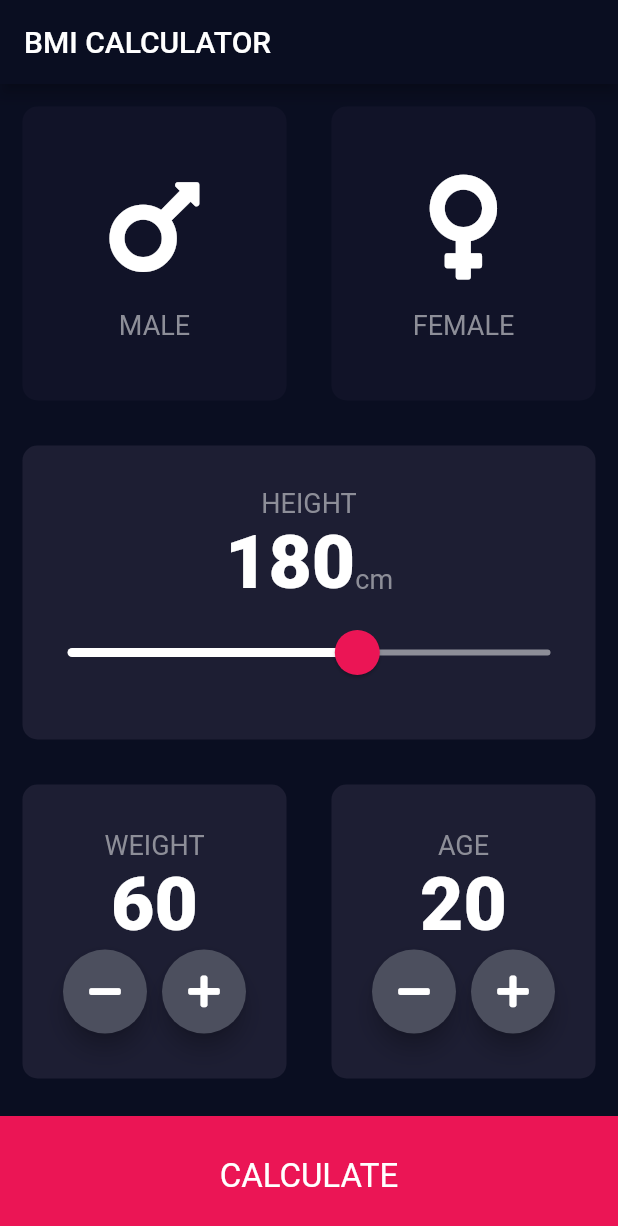
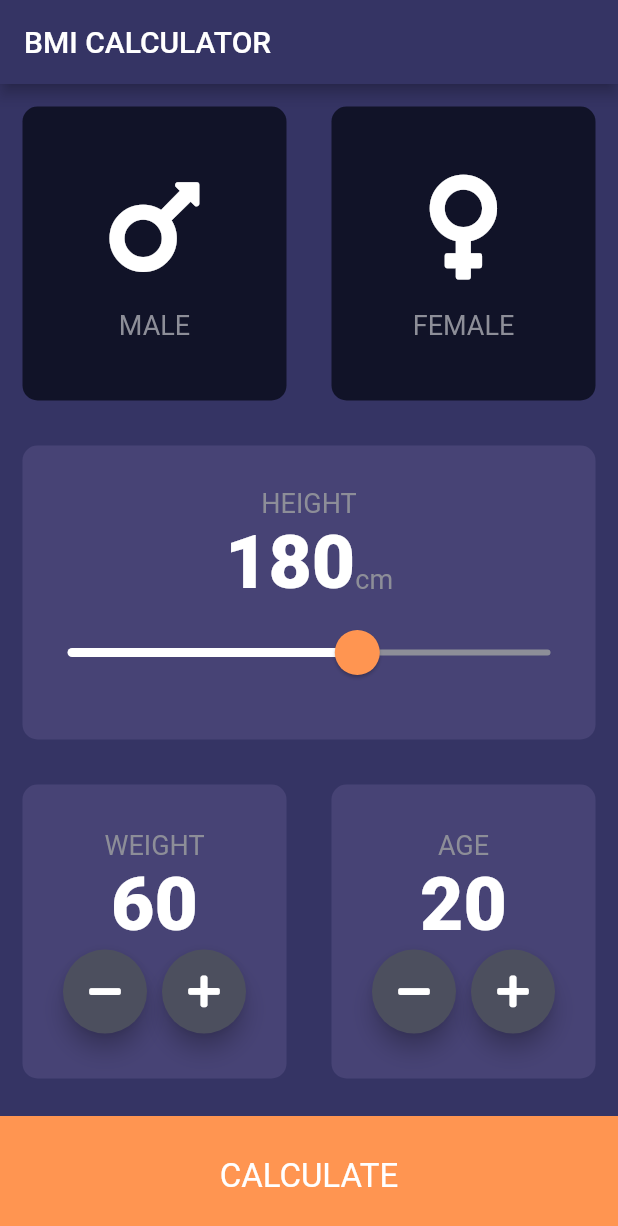
Before and after one commit to noorbhatia/bmi_calculator_flutter, a Flutter app: the screen it shows after launch, on a phone screen of 412 x 824 dp. Shown: the top 1226 px of the screen. Run offline on Flutter 3.47's test engine with Material 2 defaults, Android fonts, the phone set to English and light mode, and no system bars; our stand-ins replace font_awesome_flutter.

Commit message:
Second Commit

```diff
--- a/lib/constants.dart
+++ b/lib/constants.dart
@@ -4,10 +4,10 @@ const kLabelTextStyle = TextStyle(
   fontSize: 18.0,
   color: Color(0xFF8D8E98),
 );
-const kActiveColour = Color(0xFF1D1E33);
+const kActiveColour = Color(0xFF474375);
 const kBottomContainerHeight = 80.0;
 const kInactiveColour = Color(0xFF111328);
-const kBottomContainerColour = Color(0xFFEB1555);
+const kBottomContainerColour = Color(0xFFFF9551);
 
 const kIntStyle = TextStyle(
   fontSize: 50,
--- a/lib/input_page.dart
+++ b/lib/input_page.dart
@@ -100,8 +100,8 @@ class _InputPageState extends State<InputPage> {
                     data: SliderTheme.of(context).copyWith(
                       inactiveTrackColor: Color(0xFF8D8E98),
                       activeTrackColor: Colors.white,
-                      thumbColor: Color(0xFFEB1555),
-                      overlayColor: Color(0x29EB1555),
+                      thumbColor: Color(0xFFFF9551),
+                      overlayColor: Color(0x29FF9551),
                       thumbShape:
                           RoundSliderThumbShape(enabledThumbRadius: 15.0),
                       overlayShape:
--- a/lib/main.dart
+++ b/lib/main.dart
@@ -10,8 +10,8 @@ class BMICalculator extends StatelessWidget {
   Widget build(BuildContext context) {
     return MaterialApp(
       theme: ThemeData.dark().copyWith(
-        primaryColor: Color(0xFF0A0E21),
-        scaffoldBackgroundColor: Color(0xFF0A0E21),
+        primaryColor: Color(0xFF353464),
+        scaffoldBackgroundColor: Color(0xFF353464),
       ),
       home: InputPage(),
       routes: {'/second': (context) => ResultsPage()},
```
